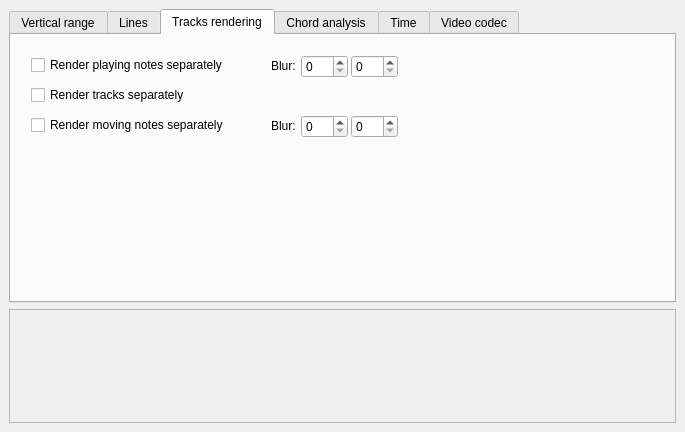
The window that dockwidrender.ui (lgmventura/MusicaVisual) describes before a commit, drawn with Qt 5.
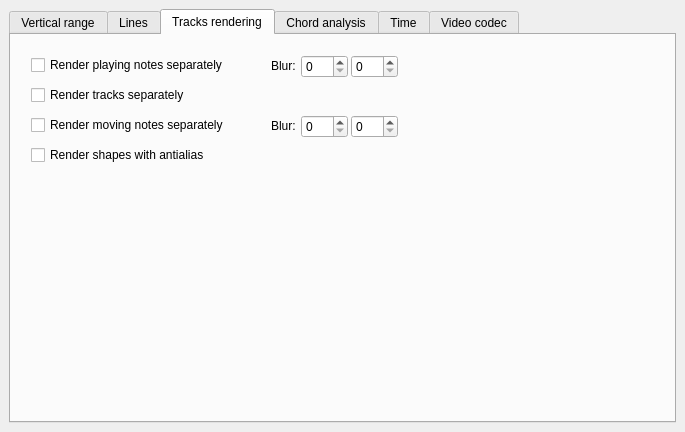
The same window after the commit. The open tabs and pages were chosen to show the change.

Commit message: Anti-alias added into shape rendering (option in the render properties)

```diff
--- a/dockwidrender.ui
+++ b/dockwidrender.ui
@@ -465,6 +465,19 @@
          <number>50</number>
         </property>
        </widget>
+       <widget class="QCheckBox" name="cb_AA">
+        <property name="geometry">
+         <rect>
+          <x>20</x>
+          <y>110</y>
+          <width>231</width>
+          <height>20</height>
+         </rect>
+        </property>
+        <property name="text">
+         <string>Render shapes with antialias</string>
+        </property>
+       </widget>
       </widget>
       <widget class="QWidget" name="tab_6">
        <attribute name="title">
@@ -627,23 +640,6 @@
       </widget>
      </widget>
     </item>
-    <item row="1" column="0">
-     <widget class="QScrollArea" name="scrollArea">
-      <property name="widgetResizable">
-       <bool>true</bool>
-      </property>
-      <widget class="QWidget" name="scrollAreaWidgetContents">
-       <property name="geometry">
-        <rect>
-         <x>0</x>
-         <y>0</y>
-         <width>665</width>
-         <height>79</height>
-        </rect>
-       </property>
-      </widget>
-     </widget>
-    </item>
    </layout>
   </widget>
  </widget>
```
Left out of the diff: 2 changed lines with no effect on the pictures. The commit also changes 4 other files.
